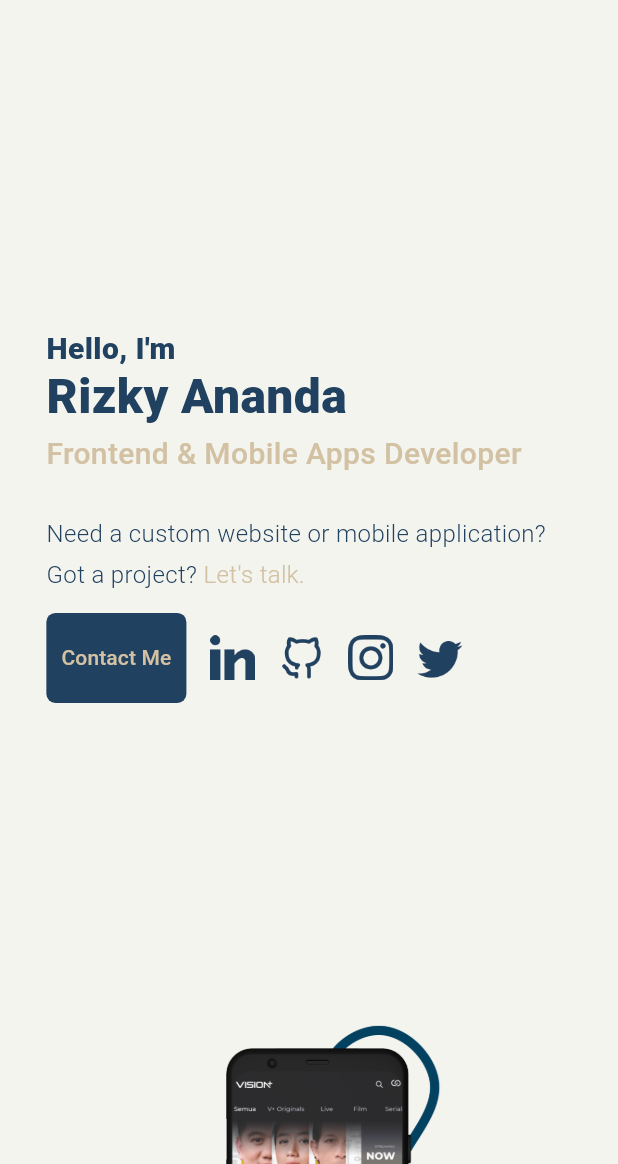
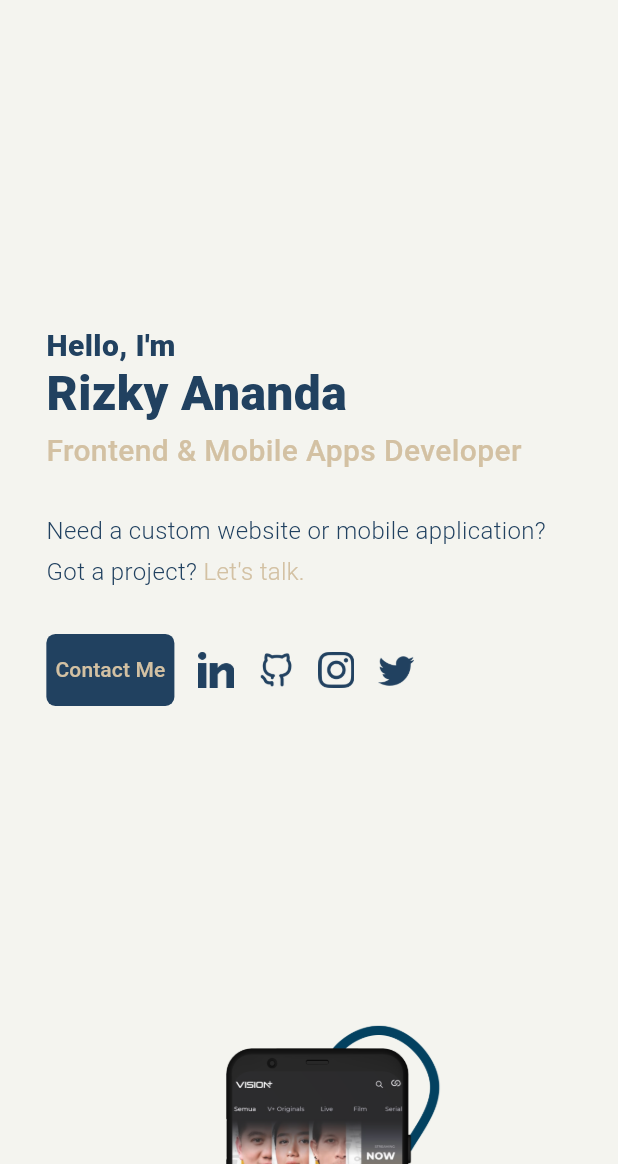
Before and after one commit to ekyrizky/ekyrizky-web-portfolio, a Flutter app: the screen it shows after launch, on a phone screen of 412 x 824 dp, the part 72-1236 px from its top. Run offline on Flutter 3.47's test engine with Material 3 defaults, Android fonts, the phone set to English and light mode, and no system bars; our stand-ins replace get, google_fonts; missing offline and left inert: dart:html; Roboto replaces fonts that are missing (Farro).

Commit message:
update social button size

```diff
--- a/lib/components/hero/button_social.dart
+++ b/lib/components/hero/button_social.dart
@@ -1,4 +1,5 @@
 import 'package:ekyrizky_portfolio/utils/constants.dart';
+import 'package:ekyrizky_portfolio/utils/screen_helper.dart';
 import 'package:flutter/material.dart';
 import 'dart:html' as html;
 
@@ -7,6 +8,7 @@ class ButtonSocial extends StatelessWidget {
 
   @override
   Widget build(BuildContext context) {
+    final double iconSize = ScreenHelper.isMobile(context) ? 24 : 30;
     return Row(
       mainAxisAlignment: MainAxisAlignment.start,
       crossAxisAlignment: CrossAxisAlignment.center,
@@ -16,7 +18,10 @@ class ButtonSocial extends StatelessWidget {
           style: ButtonStyle(
             backgroundColor: MaterialStateProperty.all<Color>(kPrimaryColor),
             padding: MaterialStateProperty.all<EdgeInsets>(
-              const EdgeInsets.symmetric(horizontal: 10, vertical: 20),
+              EdgeInsets.symmetric(
+                horizontal: ScreenHelper.isMobile(context) ? 6 : 14,
+                vertical: ScreenHelper.isMobile(context) ? 14 : 16,
+              ),
             ),
             shape: MaterialStateProperty.all<RoundedRectangleBorder>(
               RoundedRectangleBorder(
@@ -55,8 +60,8 @@ class ButtonSocial extends StatelessWidget {
             cursor: SystemMouseCursors.click,
             child: Image.asset(
               'assets/ic_linkedin.png',
-              width: 30,
-              height: 30,
+              width: iconSize,
+              height: iconSize,
               fit: BoxFit.cover,
             ),
           ),
@@ -72,8 +77,8 @@ class ButtonSocial extends StatelessWidget {
             cursor: SystemMouseCursors.click,
             child: Image.asset(
               'assets/ic_github.png',
-              width: 30,
-              height: 30,
+              width: iconSize,
+              height: iconSize,
               fit: BoxFit.cover,
             ),
           ),
@@ -89,8 +94,8 @@ class ButtonSocial extends StatelessWidget {
             cursor: SystemMouseCursors.click,
             child: Image.asset(
               'assets/ic_instagram.png',
-              width: 30,
-              height: 30,
+              width: iconSize,
+              height: iconSize,
               fit: BoxFit.cover,
             ),
           ),
@@ -106,8 +111,8 @@ class ButtonSocial extends StatelessWidget {
             cursor: SystemMouseCursors.click,
             child: Image.asset(
               'assets/ic_twitter.png',
-              width: 30,
-              height: 30,
+              width: iconSize,
+              height: iconSize,
               fit: BoxFit.cover,
             ),
           ),
--- a/lib/components/hero/hero_text.dart
+++ b/lib/components/hero/hero_text.dart
@@ -89,7 +89,7 @@ class HeroText extends StatelessWidget {
           ],
         ),
         const SizedBox(
-          height: 16.0,
+          height: 32.0,
         ),
         const ButtonSocial()
       ],
```
